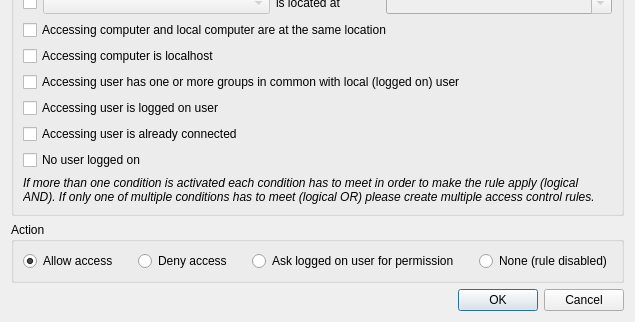
This is configurator/src/AccessControlRuleEditDialog.ui in veyon/veyon as Qt 5 draws it before an edit; both pictures show x 0 to 635 and y 253 to 575 of the 635 by 575 pixel window. The edited form follows.
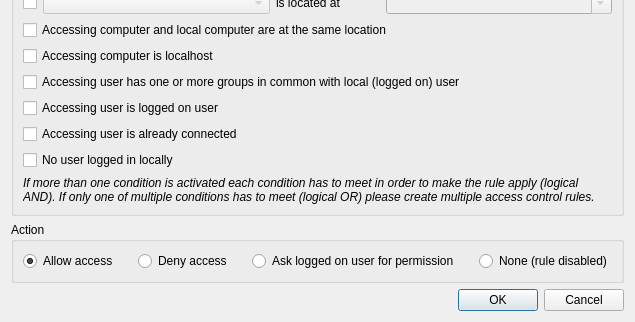
This is the edited form.

Commit message: PlatformUserFunctions: distinguish between locally and remotely logged in users

```diff
--- a/configurator/src/AccessControlRuleEditDialog.ui
+++ b/configurator/src/AccessControlRuleEditDialog.ui
@@ -214,7 +214,7 @@
       <item row="8" column="0" colspan="4">
        <widget class="QCheckBox" name="noUserLoggedOnCheckBox">
         <property name="text">
-         <string>No user logged on</string>
+         <string>No user logged in locally</string>
         </property>
        </widget>
       </item>
```
Left out of the diff: 4 changed lines with no effect on the pictures. The commit also changes 16 other files.
